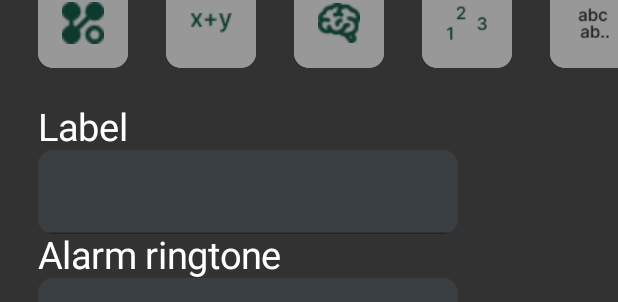
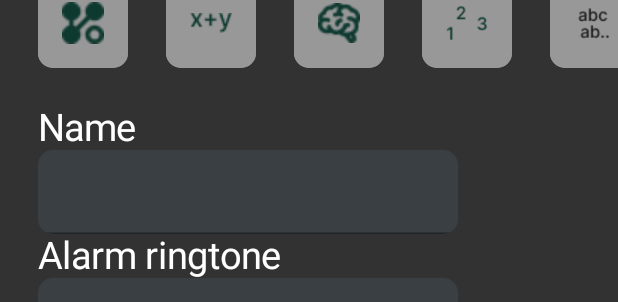
Before and after one commit to sebastianKrajnak/WAKE_app, an Android app built with Jetpack Compose: the @Preview function AlarmCreationPreview, on a phone screen of 412 x 824 dp. Shown: the part 282-584 px from the top of the screen. Run offline under Robolectric (Android 15) with nearby library versions, the phone set to English and light mode, and no system bars; libraries missing offline, so code that uses them is left out: com.chargemap.compose; 2 statements that could not run were skipped.

Commit message:
merged branch "alarmCreationScreen"

```diff
--- a/app/src/main/java/com/example/wake_app/MainActivity.kt
+++ b/app/src/main/java/com/example/wake_app/MainActivity.kt
@@ -10,6 +10,7 @@ import androidx.compose.material.Text
 import androidx.compose.runtime.Composable
 import androidx.compose.ui.Modifier
 import androidx.compose.ui.tooling.preview.Preview
+import com.example.wake_app.screens.AlarmCreationPreview
 import com.example.wake_app.screens.GameScreen
 import com.example.wake_app.screens.GameScreenPreview
 import com.example.wake_app.ui.theme.WAKE_appTheme
@@ -21,7 +22,8 @@ class MainActivity : ComponentActivity() {
             WAKE_appTheme {
                 // A surface container using the 'background' color from the theme
                 MainScreen()
-              //  GameScreenPreview()
+//                GameScreenPreview()
+//                AlarmCreationPreview()
             }
         }
     }
--- a/app/src/main/java/com/example/wake_app/data/Alarm.kt
+++ b/app/src/main/java/com/example/wake_app/model/Alarm.kt
@@ -1,4 +1,4 @@
-package com.example.wake_app.data
+package com.example.wake_app.model
 
 import androidx.annotation.StringRes
 import com.example.wake_app.R
--- a/app/src/main/java/com/example/wake_app/data/Game.kt
+++ b/app/src/main/java/com/example/wake_app/model/Game.kt
@@ -1,4 +1,4 @@
-package com.example.wake_app.data
+package com.example.wake_app.model
 
 data class Game(
     val gameId: String,
--- a/app/src/main/java/com/example/wake_app/model/GameButton.kt
+++ b/app/src/main/java/com/example/wake_app/model/GameButton.kt
@@ -4,6 +4,6 @@ import androidx.annotation.DrawableRes
 import androidx.annotation.StringRes
 
 data class GameButton(
-    val name: String,
+    @StringRes val name: Int,
     @DrawableRes val iconResourceId: Int
 )
--- a/app/src/main/java/com/example/wake_app/screens/AlarmCreation.kt
+++ b/app/src/main/java/com/example/wake_app/screens/AlarmCreation.kt
@@ -31,7 +31,8 @@ import androidx.compose.ui.unit.dp
 import androidx.compose.ui.unit.sp
 import androidx.compose.ui.viewinterop.AndroidView
 import com.chargemap.compose.numberpicker.NumberPicker
-import com.example.wake_app.data.Datasource
+import com.example.wake_app.data.DataSource
+import com.example.wake_app.data.DataSource.gameButtons
 import com.example.wake_app.model.GameButton
 import org.intellij.lang.annotations.JdkConstants.HorizontalAlignment
 
@@ -74,10 +75,10 @@ fun AlarmCreationScreen() {
                         color = Color.White
                     )
 
-                    GameList(gameList = Datasource().loadGameButtons())
+                    GameList(gameList = gameButtons)
 
                     Text(
-                        text = "Label",
+                        text = "Name",
                         color = Color.White,
                         fontSize = 25.sp,
                         textAlign = TextAlign.Left,
--- a/app/src/main/java/com/example/wake_app/screens/GameScreen.kt
+++ b/app/src/main/java/com/example/wake_app/screens/GameScreen.kt
@@ -15,7 +15,7 @@ import androidx.compose.ui.unit.dp
 import androidx.compose.ui.unit.sp
 import androidx.navigation.NavHostController
 import androidx.navigation.compose.rememberNavController
-import com.example.wake_app.data.Game
+import com.example.wake_app.model.Game
 
 @Composable
 fun GameScreen(game: Game) {
--- a/app/src/main/java/com/example/wake_app/screens/Home.kt
+++ b/app/src/main/java/com/example/wake_app/screens/Home.kt
@@ -9,16 +9,14 @@ import androidx.compose.material.*
 import androidx.compose.material.icons.Icons
 import androidx.compose.material.icons.filled.Add
 import androidx.compose.runtime.*
-import androidx.compose.ui.Alignment
 import androidx.compose.ui.Modifier
 import androidx.compose.ui.graphics.Color
 import androidx.compose.ui.res.stringResource
-import androidx.compose.ui.text.font.FontFamily
 import androidx.compose.ui.text.font.FontWeight
 import androidx.compose.ui.tooling.preview.Preview
 import androidx.compose.ui.unit.dp
 import androidx.compose.ui.unit.sp
-import com.example.wake_app.data.Alarm
+import com.example.wake_app.model.Alarm
 import com.example.wake_app.data.DataSource.alarms
 
 val createAlarm = { /* Do something */ }
--- a/app/src/main/res/values/strings.xml
+++ b/app/src/main/res/values/strings.xml
@@ -16,4 +16,9 @@
     <string name="alarm_sound3">Morning Glory</string>
     <string name="alarm_sound4">Piano</string>
     <string name="alarm_sound5">Sparkle</string>
+    <string name="game_connect">Connect</string>
+    <string name="game_equation">Equation</string>
+    <string name="game_memory">Memory</string>
+    <string name="game_sorting">Sorting</string>
+    <string name="game_typo">Typo</string>
 </resources>
```
Also changed, not shown: app/src/main/java/com/example/wake_app/data/DataSource.kt (+17 -8 lines).
